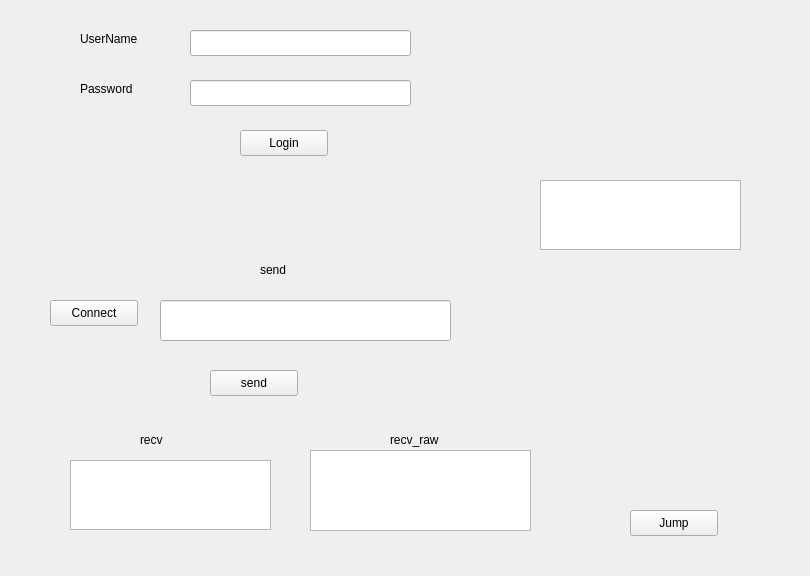
The window that QT_Prj/qt_gst_26_1_1/ui/LoginWidget.ui (LightCute/VideoCall) describes before a commit, drawn with Qt 5.
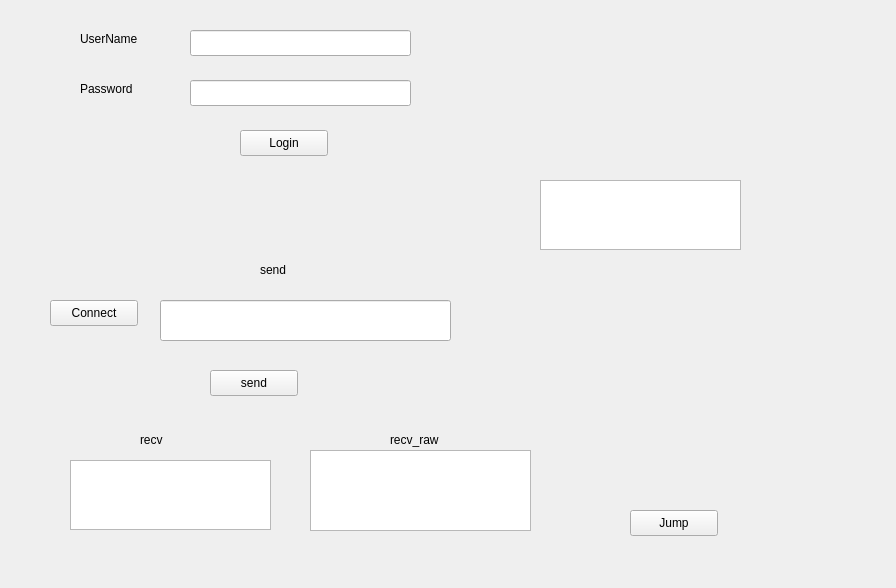
The same window after the commit.

Diff of the .ui file:
```diff
--- a/QT_Prj/qt_gst_26_1_1/ui/LoginWidget.ui
+++ b/QT_Prj/qt_gst_26_1_1/ui/LoginWidget.ui
@@ -6,8 +6,8 @@
    <rect>
     <x>0</x>
     <y>0</y>
-    <width>810</width>
-    <height>576</height>
+    <width>896</width>
+    <height>588</height>
    </rect>
   </property>
   <property name="windowTitle">
```
